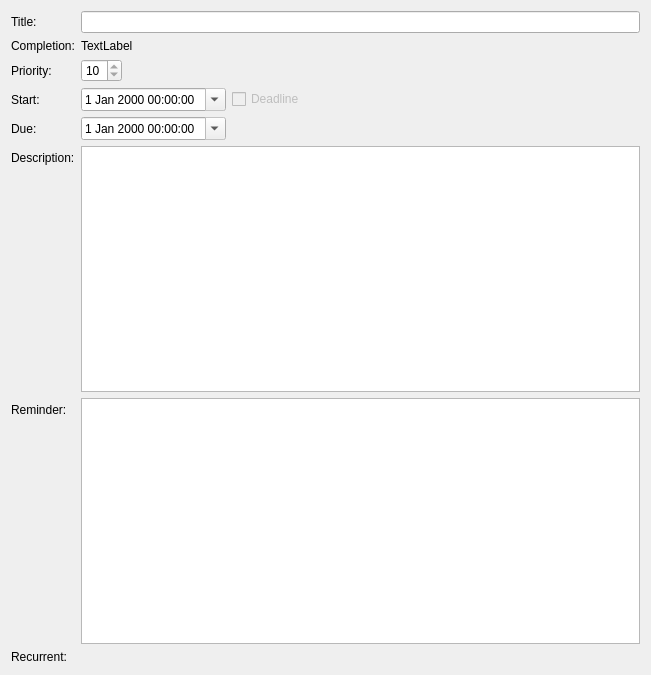
anetczuk/hanlendar, file src/hanlendar/ui/widget/taskdetails.ui: the form before one commit.
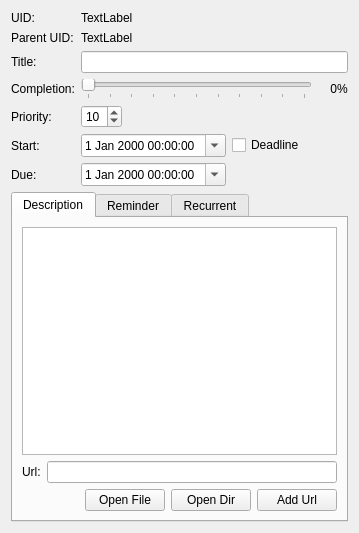
The form after the commit. Custom widgets are drawn as their Qt base class.

```diff
--- a/src/hanlendar/ui/widget/taskdetails.ui
+++ b/src/hanlendar/ui/widget/taskdetails.ui
@@ -6,8 +6,8 @@
    <rect>
     <x>0</x>
     <y>0</y>
-    <width>651</width>
-    <height>675</height>
+    <width>359</width>
+    <height>533</height>
    </rect>
   </property>
   <property name="windowTitle">
@@ -15,56 +15,115 @@
   </property>
   <layout class="QVBoxLayout" name="verticalLayout">
    <item>
-    <layout class="QFormLayout" name="formLayout">
+    <layout class="QFormLayout" name="formLayout_2">
+     <item row="0" column="0">
+      <widget class="QLabel" name="label_9">
+       <property name="text">
+        <string>UID:</string>
+       </property>
+      </widget>
+     </item>
+     <item row="0" column="1">
+      <widget class="QLabel" name="uidText">
+       <property name="text">
+        <string>TextLabel</string>
+       </property>
+      </widget>
+     </item>
      <item row="1" column="0">
-      <widget class="QLabel" name="label">
+      <widget class="QLabel" name="label_10">
        <property name="text">
-        <string>Title:</string>
+        <string>Parent UID:</string>
        </property>
       </widget>
      </item>
      <item row="1" column="1">
-      <widget class="QLineEdit" name="titleEdit">
-       <property name="readOnly">
-        <bool>true</bool>
+      <widget class="QLabel" name="parentUidText">
+       <property name="text">
+        <string>TextLabel</string>
        </property>
       </widget>
      </item>
      <item row="2" column="0">
-      <widget class="QLabel" name="label_2">
+      <widget class="QLabel" name="label_11">
        <property name="text">
-        <string>Completion:</string>
+        <string>Title:</string>
        </property>
       </widget>
      </item>
      <item row="2" column="1">
-      <layout class="QHBoxLayout" name="horizontalLayout_2">
+      <widget class="QLineEdit" name="titleEdit"/>
+     </item>
+     <item row="3" column="0">
+      <widget class="QLabel" name="label_12">
+       <property name="text">
+        <string>Completion:</string>
+       </property>
+      </widget>
+     </item>
+     <item row="3" column="1">
+      <layout class="QHBoxLayout" name="horizontalLayout_5">
        <property name="spacing">
         <number>0</number>
        </property>
        <item>
-        <widget class="QLabel" name="completionLabel">
+        <widget class="QSlider" name="completionSlider">
+         <property name="maximum">
+          <number>100</number>
+         </property>
+         <property name="orientation">
+          <enum>Qt::Horizontal</enum>
+         </property>
+         <property name="tickPosition">
+          <enum>QSlider::TicksBelow</enum>
+         </property>
+         <property name="tickInterval">
+          <number>10</number>
+         </property>
+        </widget>
+       </item>
+       <item>
+        <widget class="QLabel" name="completionValueLabel">
+         <property name="sizePolicy">
+          <sizepolicy hsizetype="Fixed" vsizetype="Preferred">
+           <horstretch>0</horstretch>
+           <verstretch>0</verstretch>
+          </sizepolicy>
+         </property>
+         <property name="minimumSize">
+          <size>
+           <width>25</width>
+           <height>0</height>
+          </size>
+         </property>
          <property name="text">
-          <string>TextLabel</string>
+          <string>0</string>
+         </property>
+         <property name="alignment">
+          <set>Qt::AlignRight|Qt::AlignTrailing|Qt::AlignVCenter</set>
+         </property>
+        </widget>
+       </item>
+       <item>
+        <widget class="QLabel" name="label_13">
+         <property name="text">
+          <string>%</string>
          </property>
         </widget>
        </item>
       </layout>
      </item>
-     <item row="3" column="0">
-      <widget class="QLabel" name="label_3">
+     <item row="4" column="0">
+      <widget class="QLabel" name="label_14">
        <property name="text">
         <string>Priority:</string>
        </property>
       </widget>
      </item>
-     <item row="3" column="1">
-      <layout class="QHBoxLayout" name="horizontalLayout">
+     <item row="4" column="1">
+      <layout class="QHBoxLayout" name="horizontalLayout_6">
        <item>
         <widget class="QSpinBox" name="priorityBox">
-         <property name="readOnly">
-          <bool>true</bool>
-         </property>
          <property name="value">
           <number>10</number>
          </property>
@@ -86,19 +145,16 @@
       </layout>
      </item>
      <item row="5" column="0">
-      <widget class="QLabel" name="label_4">
+      <widget class="QLabel" name="label_15">
        <property name="text">
         <string>Start:</string>
        </property>
       </widget>
      </item>
      <item row="5" column="1">
-      <layout class="QHBoxLayout" name="horizontalLayout_3">
+      <layout class="QHBoxLayout" name="horizontalLayout_7">
        <item>
         <widget class="QDateTimeEdit" name="startDateTime">
-         <property name="readOnly">
-          <bool>true</bool>
-         </property>
          <property name="calendarPopup">
           <bool>true</bool>
          </property>
@@ -106,9 +162,6 @@
        </item>
        <item>
         <widget class="QCheckBox" name="deadlineBox">
-         <property name="enabled">
-          <bool>false</bool>
-         </property>
          <property name="text">
           <string>Deadline</string>
          </property>
@@ -130,19 +183,16 @@
       </layout>
      </item>
      <item row="6" column="0">
-      <widget class="QLabel" name="label_5">
+      <widget class="QLabel" name="label_16">
        <property name="text">
         <string>Due:</string>
        </property>
       </widget>
      </item>
      <item row="6" column="1">
-      <layout class="QHBoxLayout" name="horizontalLayout_4">
+      <layout class="QHBoxLayout" name="horizontalLayout_8">
        <item>
         <widget class="QDateTimeEdit" name="dueDateTime">
-         <property name="readOnly">
-          <bool>true</bool>
-         </property>
          <property name="calendarPopup">
           <bool>true</bool>
          </property>
@@ -163,48 +213,113 @@
        </item>
       </layout>
      </item>
-     <item row="7" column="0">
-      <widget class="QLabel" name="label_7">
-       <property name="text">
-        <string>Description:</string>
-       </property>
-      </widget>
-     </item>
-     <item row="8" column="0">
-      <widget class="QLabel" name="label_6">
-       <property name="text">
-        <string>Reminder:</string>
-       </property>
-      </widget>
-     </item>
-     <item row="8" column="1">
-      <widget class="QListWidget" name="reminderList"/>
-     </item>
-     <item row="9" column="0">
-      <widget class="QLabel" name="label_8">
-       <property name="text">
-        <string>Recurrent:</string>
-       </property>
-      </widget>
-     </item>
-     <item row="9" column="1">
-      <widget class="RecurrentWidget" name="recurrentWidget" native="true"/>
-     </item>
-     <item row="7" column="1">
-      <widget class="QTextBrowser" name="descriptionEdit">
-       <property name="readOnly">
-        <bool>true</bool>
-       </property>
-       <property name="textInteractionFlags">
-        <set>Qt::TextBrowserInteraction</set>
-       </property>
-       <property name="openLinks">
-        <bool>false</bool>
-       </property>
-      </widget>
-     </item>
     </layout>
    </item>
+   <item>
+    <widget class="QTabWidget" name="tabWidget">
+     <property name="currentIndex">
+      <number>0</number>
+     </property>
+     <widget class="QWidget" name="descTab">
+      <attribute name="title">
+       <string>Description</string>
+      </attribute>
+      <layout class="QVBoxLayout" name="verticalLayout_2">
+       <item>
+        <widget class="QTextBrowser" name="descriptionEdit">
+         <property name="readOnly">
+          <bool>false</bool>
+         </property>
+         <property name="textInteractionFlags">
+          <set>Qt::LinksAccessibleByKeyboard|Qt::LinksAccessibleByMouse|Qt::TextBrowserInteraction|Qt::TextEditable|Qt::TextEditorInteraction|Qt::TextSelectableByKeyboard|Qt::TextSelectableByMouse</set>
+         </property>
+         <property name="openLinks">
+          <bool>false</bool>
+         </property>
+        </widget>
+       </item>
+       <item>
+        <layout class="QHBoxLayout" name="horizontalLayout_9">
+         <property name="topMargin">
+          <number>0</number>
+         </property>
+         <item>
+          <widget class="QLabel" name="label_17">
+           <property name="text">
+            <string>Url:</string>
+           </property>
+          </widget>
+         </item>
+         <item>
+          <widget class="QLineEdit" name="urlEdit"/>
+         </item>
+        </layout>
+       </item>
+       <item>
+        <layout class="QHBoxLayout" name="bottomButtonsLayout">
+         <property name="topMargin">
+          <number>0</number>
+         </property>
+         <item>
+          <spacer name="horizontalSpacer_7">
+           <property name="orientation">
+            <enum>Qt::Horizontal</enum>
+           </property>
+           <property name="sizeHint" stdset="0">
+            <size>
+             <width>40</width>
+             <height>20</height>
+            </size>
+           </property>
+          </spacer>
+         </item>
+         <item>
+          <widget class="QPushButton" name="openLocalFilePB">
+           <property name="text">
+            <string>Open File</string>
+           </property>
+          </widget>
+         </item>
+         <item>
+          <widget class="QPushButton" name="openLocalDirPB">
+           <property name="text">
+            <string>Open Dir</string>
+           </property>
+          </widget>
+         </item>
+         <item>
+          <widget class="QPushButton" name="addUrlPB">
+           <property name="text">
+            <string>Add Url</string>
+           </property>
+          </widget>
+         </item>
+        </layout>
+       </item>
+      </layout>
+     </widget>
+     <widget class="QWidget" name="reminderTab">
+      <attribute name="title">
+       <string>Reminder</string>
+      </attribute>
+      <layout class="QVBoxLayout" name="verticalLayout_3">
+       <item>
+        <widget class="ReminderWidget" name="reminderWidget" native="true"/>
+       </item>
+      </layout>
+     </widget>
+     <widget class="QWidget" name="recurrentTab">
+      <attribute name="title">
+       <string>Recurrent</string>
+      </attribute>
+      <layout class="QVBoxLayout" name="verticalLayout_4">
+       <item>
+        <widget class="RecurrentWidget" name="recurrentWidget" native="true"/>
+       </item>
+      </layout>
+     </widget>
+    </widget>
+   </item>
   </layout>
  </widget>
  <customwidgets>
@@ -214,6 +329,12 @@
    <header>hanlendar.gui.widget.recurrentwidget</header>
    <container>1</container>
   </customwidget>
+  <customwidget>
+   <class>ReminderWidget</class>
+   <extends>QWidget</extends>
+   <header>hanlendar.gui.widget.reminderwidget</header>
+   <container>1</container>
+  </customwidget>
  </customwidgets>
  <resources/>
  <connections>
```
Left out of the diff: 26 changed lines with no effect on the pictures.
